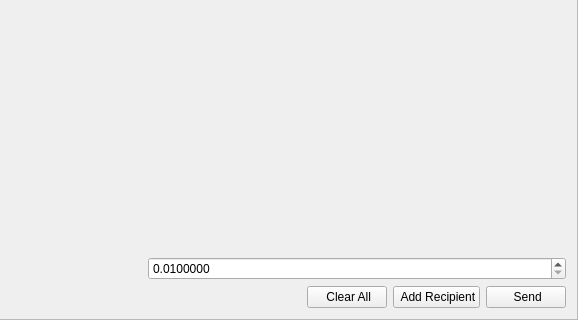
Above: src/gui/ui/sendframe.ui from megarootz/xDropWallet before the change; both pictures show x 288 to 866 and y 270 to 590 of the 866 by 590 pixel window. Below: the same form after it.
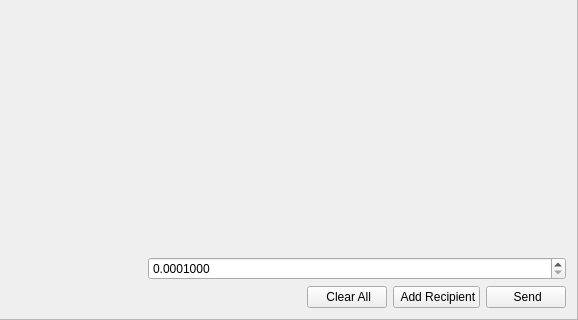
That is the form after the change. Icons and pictures are not drawn.

```diff
--- a/src/gui/ui/sendframe.ui
+++ b/src/gui/ui/sendframe.ui
@@ -88,7 +88,7 @@
         <number>7</number>
        </property>
        <property name="minimum">
-        <double>0.0100000</double>
+        <double>0.0001000</double>
        </property>
        <property name="maximum">
         <double>9990.0000000</double>
@@ -97,7 +97,7 @@
         <double>0.0100000</double>
        </property>
        <property name="value">
-        <double>0.0100000</double>
+        <double>0.0000100</double>
        </property>
       </widget>
      </item>
```
Left out of the diff: 2 changed lines with no effect on the pictures.
